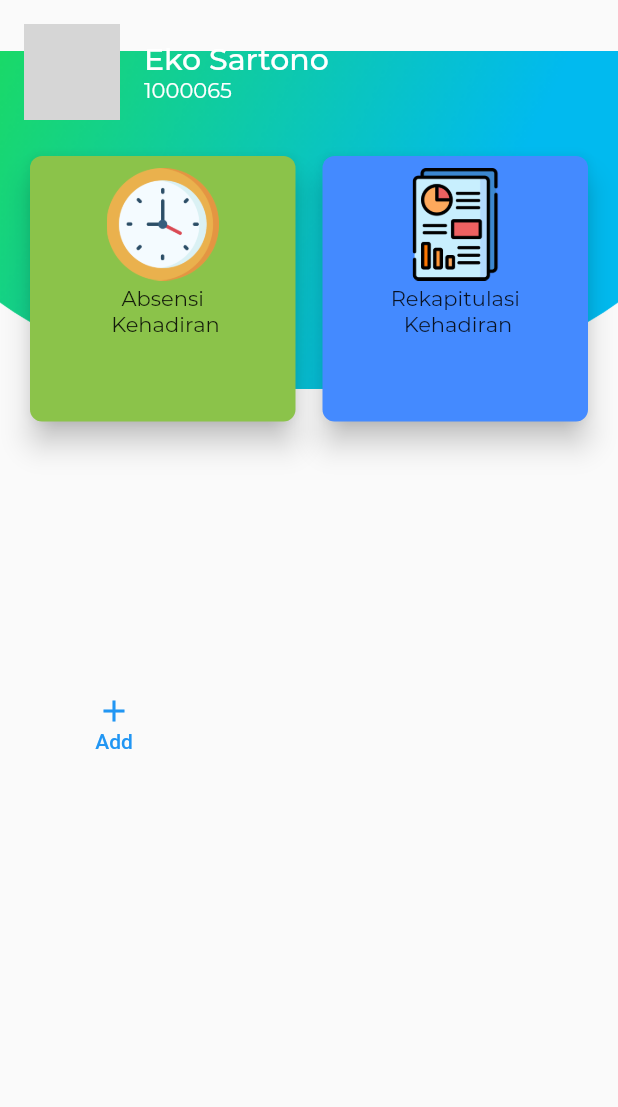
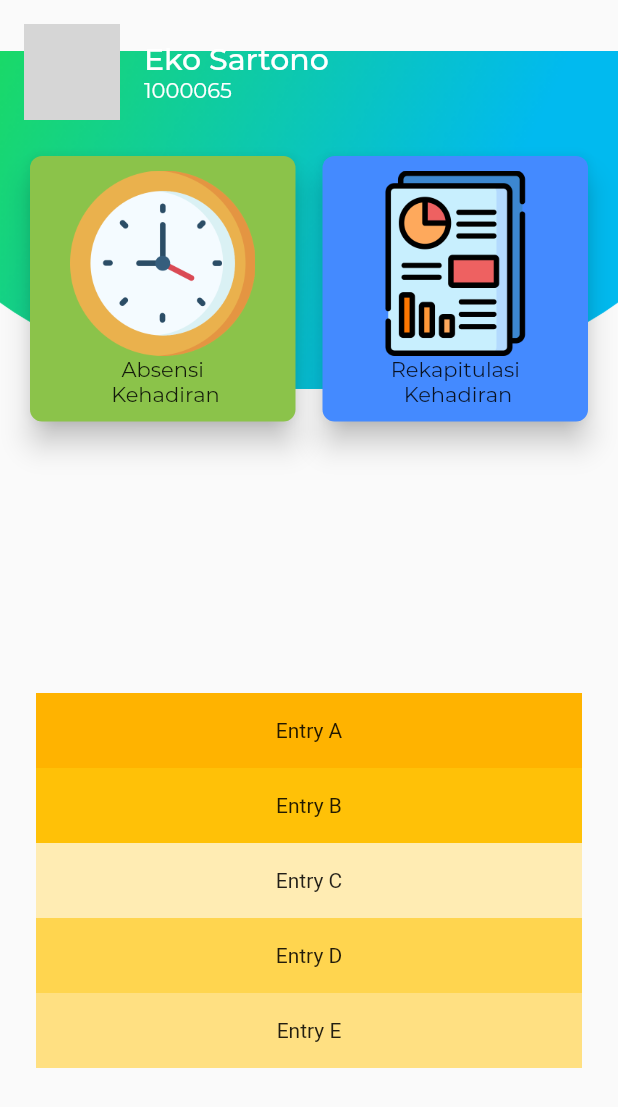
Before and after one commit to esartono/sdmsmart-app, a Flutter app: the HomeScreen screen opened directly, on a phone screen of 412 x 824 dp. Shown: the top 1107 px of the screen. Run offline on Flutter 3.47's test engine with Material 2 defaults, Android fonts, the phone set to English and light mode, and no system bars; our stand-ins replace firebase_auth, firebase_core, google_sign_in; accounts and stored records are empty; network calls fail; project files that could hold a hidden picture were left out; grey boxes are pictures that could not be loaded.

```diff
--- a/lib/config/image_icon.dart
+++ b/lib/config/image_icon.dart
@@ -1,17 +1,41 @@
 import 'package:flutter/material.dart';
 
-class GambarLogo extends StatelessWidget {
+class Gambarnya extends StatelessWidget {
   final String _assetPath;
 
-  GambarLogo(this._assetPath);
+  Gambarnya(this._assetPath);
 
   @override
   Widget build(BuildContext context) {
+    var size = MediaQuery.of(context).size;
+
     return Container(
         child: Image.asset(
       _assetPath,
       fit: BoxFit.cover,
-      height: 75,
+      height: size.height * .15,
     ));
   }
 }
+
+class Textnya extends StatelessWidget {
+  final String _katanya;
+
+  Textnya(this._katanya);
+
+  @override
+  Widget build(BuildContext context) {
+    var cardTextStyle = TextStyle(
+      fontFamily: 'Montserrat Regular',
+      fontSize: 14,
+    );
+
+    return Container(
+      child: Text(
+        _katanya,
+        style: cardTextStyle,
+        textAlign: TextAlign.center,
+      ),
+    );
+  }
+}
--- a/lib/dash.dart
+++ b/lib/dash.dart
@@ -11,10 +11,10 @@ class _HomeScreenState extends State<HomeScreen> {
   @override
   Widget build(BuildContext context) {
     var size = MediaQuery.of(context).size;
-    var cardTextStyle = TextStyle(
-      fontFamily: 'Montserrat Regular',
-      fontSize: 14,
-    );
+    final ScrollController _scrollController = ScrollController();
+    final List<String> entries = <String>['A', 'B', 'C', 'D', 'E'];
+    final List<int> colorCodes = <int>[600, 500, 100, 300, 200];
+
     return Scaffold(
       body: Stack(
         children: <Widget>[
@@ -82,20 +82,12 @@ class _HomeScreenState extends State<HomeScreen> {
                             shape: RoundedRectangleBorder(
                                 borderRadius: BorderRadius.circular(8)),
                             elevation: 8,
-                            child: Padding(
-                              padding: const EdgeInsets.all(8.0),
                             child: Column(
-                                  mainAxisAlignment: MainAxisAlignment.start,
+                                mainAxisAlignment: MainAxisAlignment.center,
                                 children: [
-                                    GambarLogo('assets/icons/clock.png'),
-                                    SizedBox(height: 3),
-                                    Text(
-                                      'Absensi \n Kehadiran',
-                                      style: cardTextStyle,
-                                      textAlign: TextAlign.center,
-                                    ),
+                                  Gambarnya('assets/icons/clock.png'),
+                                  Textnya('Absensi \n Kehadiran'),
                                 ]),
-                            ),
                           ),
                         ),
                         InkWell(
@@ -107,39 +99,34 @@ class _HomeScreenState extends State<HomeScreen> {
                             shape: RoundedRectangleBorder(
                                 borderRadius: BorderRadius.circular(8)),
                             elevation: 8,
-                            child: Padding(
-                              padding: const EdgeInsets.all(8.0),
                             child: Column(
-                                  mainAxisAlignment: MainAxisAlignment.start,
+                                mainAxisAlignment: MainAxisAlignment.center,
                                 children: [
-                                    GambarLogo('assets/icons/report.png'),
-                                    SizedBox(height: 3),
-                                    Text(
-                                      'Rekapitulasi \n Kehadiran',
-                                      style: cardTextStyle,
-                                      textAlign: TextAlign.center,
-                                    ),
+                                  Gambarnya('assets/icons/report.png'),
+                                  Textnya('Rekapitulasi \n Kehadiran'),
                                 ]),
-                            ),
                           ),
                         ),
                       ],
                     ),
                   ),
                   Expanded(
-                      child: GridView.count(
-                          mainAxisSpacing: 10,
-                          crossAxisSpacing: 10,
-                          primary: false,
-                          crossAxisCount: 3,
-                          children: <Widget>[
-                        TextButton(
-                          onPressed: () => {},
-                          child: Column(
-                            children: <Widget>[Icon(Icons.add), Text("Add")],
+                    child: Scrollbar(
+                      isAlwaysShown: true,
+                      controller: _scrollController,
+                      child: ListView.builder(
+                          padding: const EdgeInsets.all(8),
+                          itemCount: entries.length,
+                          itemBuilder: (BuildContext context, int index) {
+                            return Container(
+                              height: 50,
+                              color: Colors.amber[colorCodes[index]],
+                              child: Center(
+                                  child: Text('Entry ${entries[index]}')),
+                            );
+                          }),
                     ),
                   ),
-                      ]))
                 ],
               ),
             ),
--- a/lib/login_page.dart
+++ b/lib/login_page.dart
@@ -1,9 +1,7 @@
 import 'package:flutter/material.dart';
-// import 'package:sdmsmart/dashboard.dart';
 import 'package:sdmsmart/sign_in.dart';
 
 // import 'first_screen.dart';
-// import 'dashboard.dart';
 import 'dash.dart';
 
 class LoginPage extends StatefulWidget {
@@ -54,7 +52,6 @@ class _LoginPageState extends State<LoginPage> {
               MaterialPageRoute(
                 builder: (context) {
                   // return FirstScreen();
-                  // return MenuDashboardPage();
                   return HomeScreen();
                 },
               ),
--- a/lib/sign_in.dart
+++ b/lib/sign_in.dart
@@ -44,8 +44,6 @@ Future<String> signInWithGoogle() async {
     final User currentUser = _auth.currentUser;
     assert(user.uid == currentUser.uid);
 
-    print('signInWithGoogle succeeded: $user');
-
     return '$user';
   }
 
@@ -54,6 +52,4 @@ Future<String> signInWithGoogle() async {
 
 Future<void> signOutGoogle() async {
   await googleSignIn.signOut();
-
-  print("User Signed Out");
 }
```
Also changed, not shown: lib/dashboard.dart (deleted, +0 -186 lines). Lines whose indentation alone changed are shown as unchanged.
